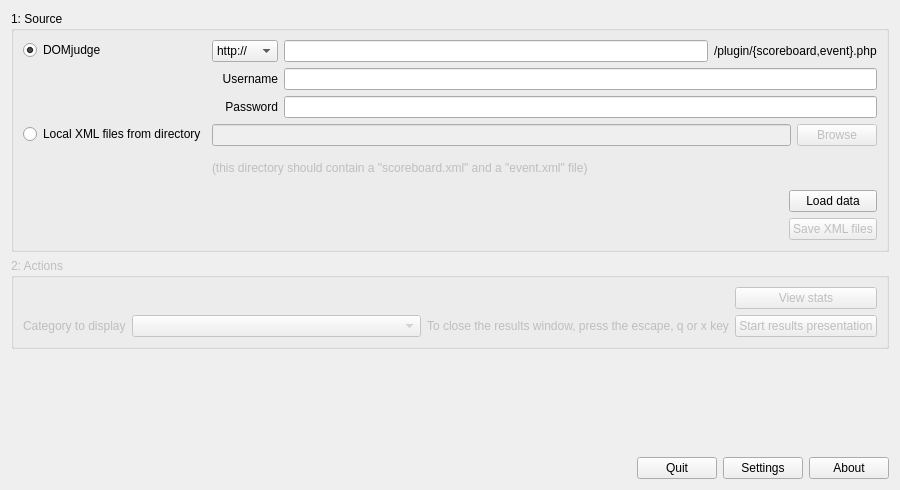
Old version of the form maindialog.ui in the repository DOMjudge/DOMjura.
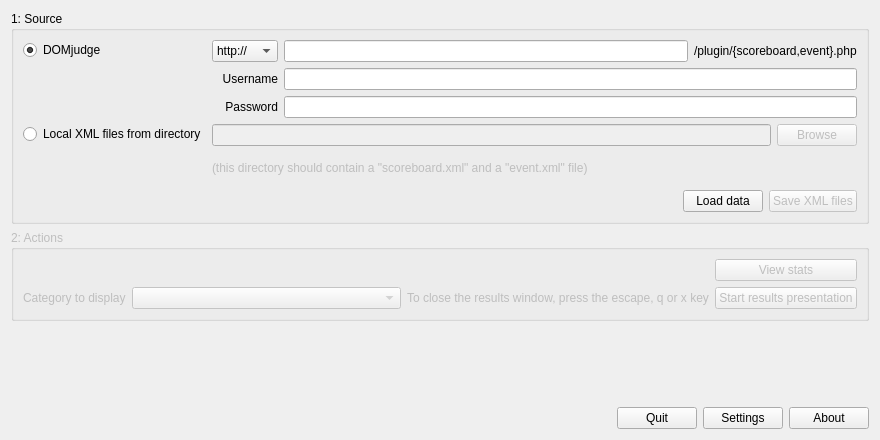
New version of the form.

Commit message: Widget order

What changed in the file:
```diff
--- a/maindialog.ui
+++ b/maindialog.ui
@@ -6,14 +6,14 @@
    <rect>
     <x>0</x>
     <y>0</y>
-    <width>900</width>
-    <height>490</height>
+    <width>880</width>
+    <height>440</height>
    </rect>
   </property>
   <property name="minimumSize">
    <size>
-    <width>900</width>
-    <height>490</height>
+    <width>880</width>
+    <height>440</height>
    </size>
   </property>
   <property name="windowTitle">
@@ -307,8 +307,6 @@
          </spacer>
         </item>
         <item>
-         <layout class="QVBoxLayout" name="verticalLayout">
-          <item>
            <widget class="QPushButton" name="buttonLoadData">
             <property name="text">
              <string>Load data</string>
@@ -328,8 +326,6 @@
          </layout>
         </item>
        </layout>
-      </item>
-     </layout>
     </widget>
    </item>
   </layout>
```
Left out of the diff: 2 changed lines with no effect on the pictures. Lines whose indentation alone changed are shown as unchanged. The commit also changes 2 other files.
